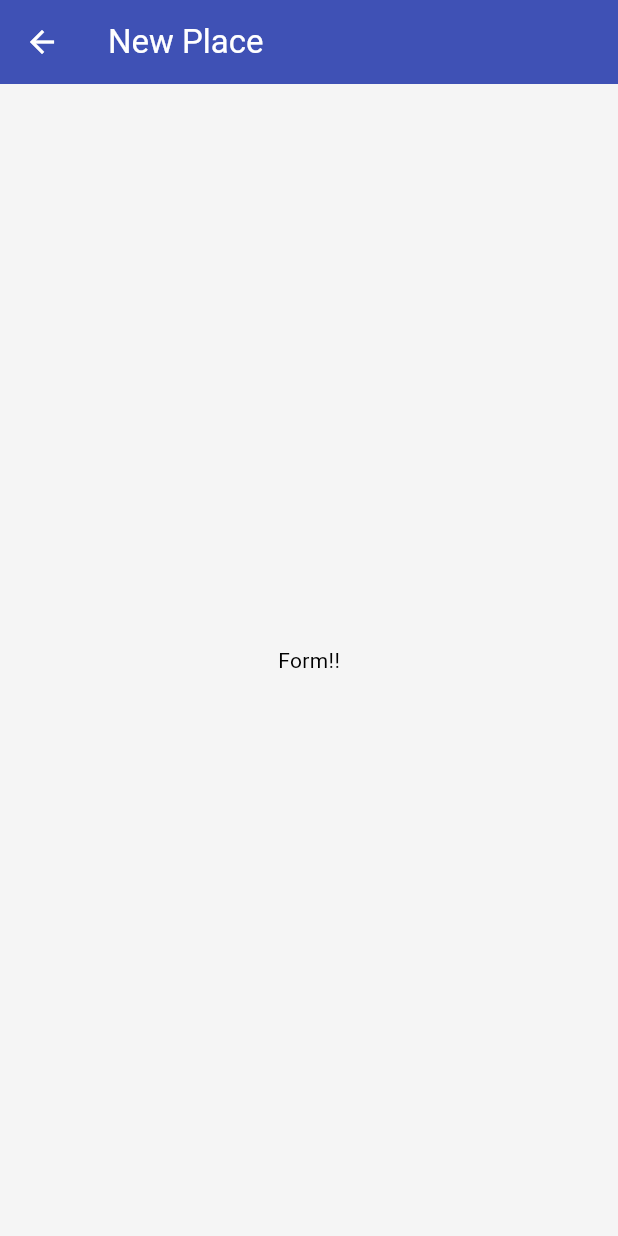
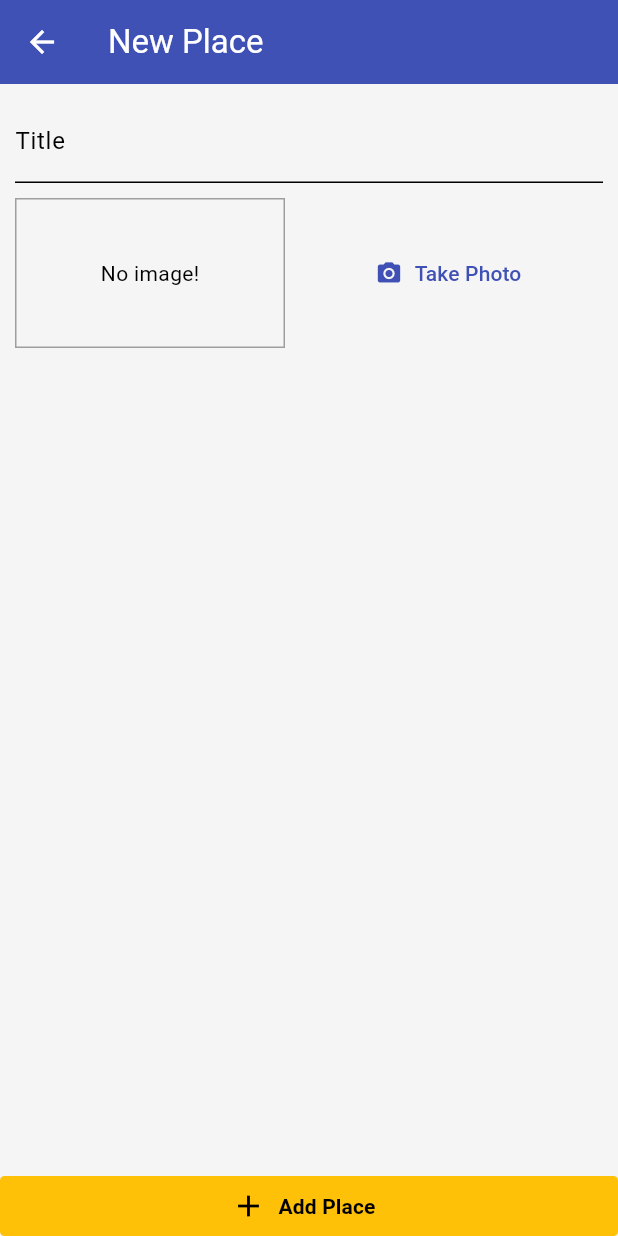
Before and after one commit to enzo-cezarg/great-places, a Flutter app: the PlaceFormScreen screen opened by its route, on a phone screen of 412 x 824 dp. Run offline on Flutter 3.47's test engine with Material 3 defaults, Android fonts, the phone set to English and light mode, and no system bars.

Commit message:
new place form structure

```diff
--- a/lib/screens/places_form_screen.dart
+++ b/lib/screens/places_form_screen.dart
@@ -1,4 +1,5 @@
 import 'package:flutter/material.dart';
+import 'package:great_places/widgets/image_input.dart';
 
 class PlaceFormScreen extends StatefulWidget {
   const PlaceFormScreen({super.key});
@@ -8,6 +9,10 @@ class PlaceFormScreen extends StatefulWidget {
 }
 
 class _PlaceFormScreenState extends State<PlaceFormScreen> {
+  final _titleController = TextEditingController();
+
+  void _submitForm() {}
+
   @override
   Widget build(BuildContext context) {
     return Scaffold(
@@ -16,8 +21,50 @@ class _PlaceFormScreenState extends State<PlaceFormScreen> {
         backgroundColor: Theme.of(context).colorScheme.primary,
         foregroundColor: Theme.of(context).colorScheme.onPrimary,
       ),
-      body: Center(
-        child: Text('Form!!'),
+      body: Column(
+        crossAxisAlignment: CrossAxisAlignment.stretch,
+        children: [
+          Expanded(
+            child: SingleChildScrollView(
+              child: Padding(
+                padding: const EdgeInsets.all(10),
+                child: Column(
+                  children: [
+                    TextField(
+                      controller: _titleController,
+                      decoration: InputDecoration(labelText: 'Title'),
+                    ),
+                    SizedBox(height: 10),
+                    ImageInput(),
+                  ],
+                ),
+              ),
+            ),
+          ),
+          Theme(
+            data: Theme.of(context).copyWith(
+              materialTapTargetSize: MaterialTapTargetSize.shrinkWrap
+            ),
+            child: ElevatedButton.icon(
+              icon: Icon(Icons.add),
+              onPressed: _submitForm,
+              label: Text(
+                'Add Place',
+                style: TextStyle(fontWeight: FontWeight.bold),
+              ),
+              style: ElevatedButton.styleFrom(
+                elevation: 0,
+                backgroundColor: Theme.of(context).colorScheme.secondary,
+                foregroundColor: Colors.black,
+                iconColor: Colors.black,
+                iconSize: 24,
+                shape: RoundedRectangleBorder(
+                  borderRadius: BorderRadius.circular(3),
+                ),
+              ),
+            ),
+          )
+        ],
       ),
     );
   }
--- /dev/null
+++ b/lib/widgets/image_input.dart
@@ -0,0 +1,35 @@
+import 'package:flutter/material.dart';
+
+class ImageInput extends StatefulWidget {
+  const ImageInput({super.key});
+
+  @override
+  State<ImageInput> createState() => _ImageInputState();
+}
+
+class _ImageInputState extends State<ImageInput> {
+  @override
+  Widget build(BuildContext context) {
+    return Row(
+      children: [
+        Container(
+          width: 180,
+          height: 100,
+          decoration: BoxDecoration(
+            border: Border.all(width: 1, color: Colors.grey),
+          ),
+          alignment: Alignment.center,
+          child: Text('No image!'),
+        ),
+        SizedBox(width: 10),
+        Expanded(
+          child: TextButton.icon(
+            icon: Icon(Icons.camera_alt),
+            onPressed: () {},
+            label: Text('Take Photo'),
+          ),
+        ),
+      ],
+    );
+  }
+}
```
Also changed, not shown: 1 other file.
